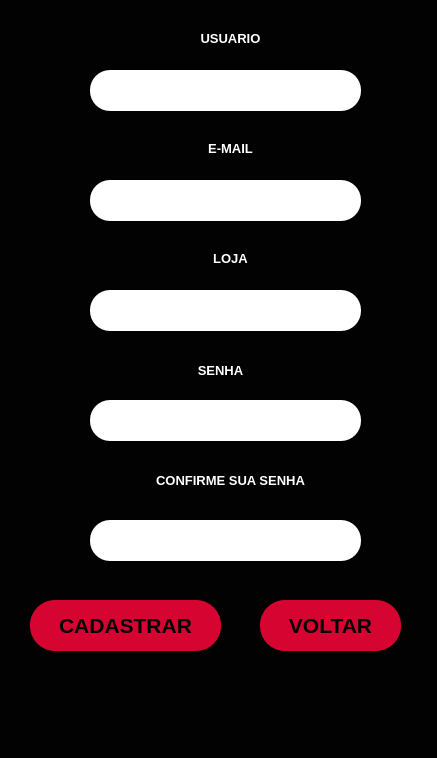
Qt form modulos/telas/cadastrar_login.ui (AsafViana/Registrador-de-estoque) before a commit.
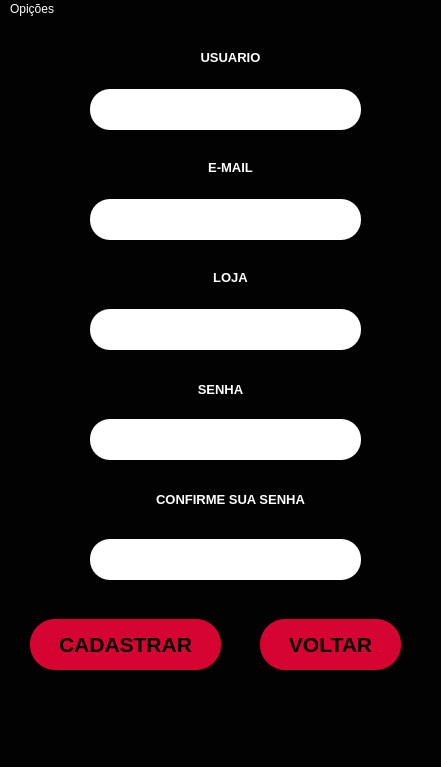
The same form after that commit.

What changed in the file:
```diff
--- a/modulos/telas/cadastrar_login.ui
+++ b/modulos/telas/cadastrar_login.ui
@@ -6,8 +6,8 @@
    <rect>
     <x>0</x>
     <y>0</y>
-    <width>437</width>
-    <height>758</height>
+    <width>441</width>
+    <height>767</height>
    </rect>
   </property>
   <property name="font">
@@ -19,7 +19,8 @@
    <string>CADASTRO</string>
   </property>
   <property name="styleSheet">
-   <string notr="true">background-color: rgb(2, 2, 2);
+   <string notr="true">color: rgb(255, 255, 255);
+background-color: rgb(2, 2, 2);
 </string>
   </property>
   <widget class="QWidget" name="centralwidget">
@@ -41,7 +42,8 @@
     </property>
     <property name="styleSheet">
      <string notr="true">border-radius: 25px;
-background-color: rgb(213, 4, 49);</string>
+background-color: rgb(213, 4, 49);
+color: rgb(0, 0, 0);</string>
     </property>
     <property name="text">
      <string>CADASTRAR</string>
@@ -365,6 +367,7 @@
     </property>
     <property name="styleSheet">
      <string notr="true">border-radius: 25px;
+color: rgb(0, 0, 0);
 background-color: rgb(213, 4, 49);</string>
     </property>
     <property name="text">
@@ -381,17 +384,40 @@
     </property>
    </widget>
   </widget>
+  <widget class="QStatusBar" name="statusbar"/>
   <widget class="QMenuBar" name="menubar">
    <property name="geometry">
     <rect>
      <x>0</x>
      <y>0</y>
-     <width>437</width>
+     <width>441</width>
      <height>26</height>
     </rect>
    </property>
+   <widget class="QMenu" name="menuopi_es">
+    <property name="title">
+     <string>Opições</string>
+    </property>
+    <addaction name="separator"/>
+    <addaction name="actionFeedback"/>
+   </widget>
+   <addaction name="menuopi_es"/>
   </widget>
-  <widget class="QStatusBar" name="statusbar"/>
+  <action name="actionFeedback">
+   <property name="text">
+    <string>Feedback</string>
+   </property>
+  </action>
+  <action name="actionqqqqq">
+   <property name="text">
+    <string>qqqqq</string>
+   </property>
+  </action>
+  <action name="actionLogoff_2">
+   <property name="text">
+    <string>Logoff</string>
+   </property>
+  </action>
  </widget>
  <resources/>
  <connections/>
```
